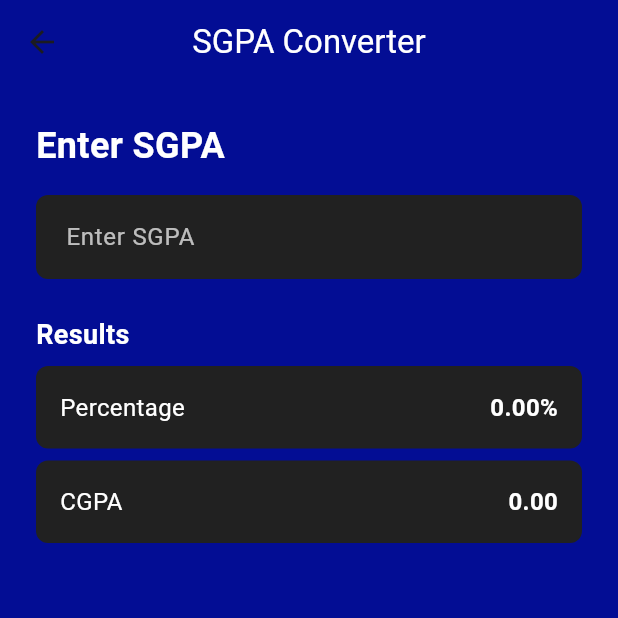
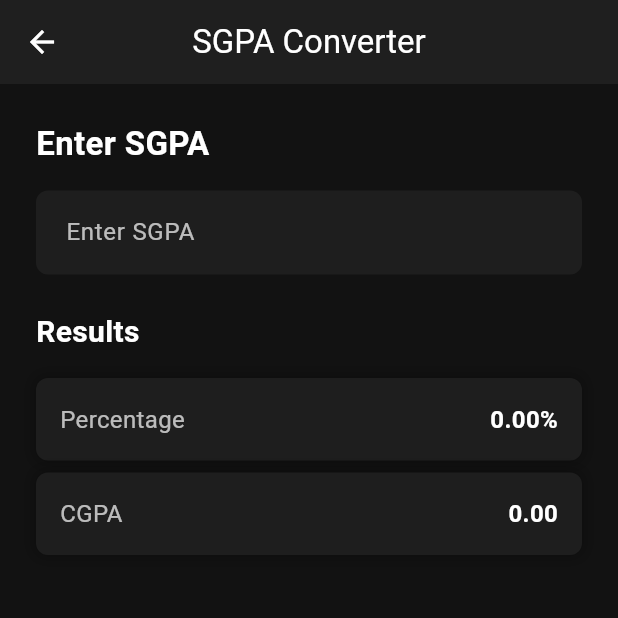
Before and after one commit to Vishnu252005/TKM-Notes, a Flutter app: the SGPAConverterPage screen opened directly, on a phone screen of 412 x 824 dp, the top half of it. Run offline on Flutter 3.47's test engine with Material 3 defaults, Android fonts, the phone set to English and light mode, and no system bars; our stand-ins replace shared_preferences; missing offline and left inert: flutter_pdfview; accounts and stored records are empty.

Commit message:
update dark mode

```diff
--- a/lib/widgets/sgpa.dart
+++ b/lib/widgets/sgpa.dart
@@ -1,4 +1,5 @@
 import 'package:flutter/material.dart';
+import 'package:shared_preferences/shared_preferences.dart';
 
 class SGPAConverterPage extends StatefulWidget {
   @override
@@ -9,6 +10,20 @@ class _SGPAConverterPageState extends State<SGPAConverterPage> {
   double sgpa = 0.0;
   double percentage = 0.0;
   double cgpa = 0.0;
+  bool _isDarkMode = true;
+
+  @override
+  void initState() {
+    super.initState();
+    _loadThemePreference();
+  }
+
+  Future<void> _loadThemePreference() async {
+    SharedPreferences prefs = await SharedPreferences.getInstance();
+    setState(() {
+      _isDarkMode = prefs.getBool('isDarkMode') ?? true;
+    });
+  }
 
   void calculateValues(double inputSGPA) {
     setState(() {
@@ -21,11 +36,15 @@ class _SGPAConverterPageState extends State<SGPAConverterPage> {
   @override
   Widget build(BuildContext context) {
     return Scaffold(
-      backgroundColor: Color.fromARGB(255, 3, 13, 148),
+      backgroundColor: _isDarkMode ? Color(0xFF121212) : Colors.white,
       appBar: AppBar(
-        backgroundColor: Color.fromARGB(255, 3, 13, 148),
+        backgroundColor: _isDarkMode ? Color(0xFF1F1F1F) : Color.fromARGB(255, 3, 13, 148),
         title: Text('SGPA Converter', style: TextStyle(color: Colors.white)),
         centerTitle: true,
+        leading: IconButton(
+          icon: Icon(Icons.arrow_back, color: Colors.white),
+          onPressed: () => Navigator.of(context).pop(),
+        ),
       ),
       body: Padding(
         padding: const EdgeInsets.all(24.0),
@@ -34,17 +53,17 @@ class _SGPAConverterPageState extends State<SGPAConverterPage> {
           children: [
             Text(
               'Enter SGPA',
-              style: TextStyle(fontSize: 24, fontWeight: FontWeight.bold, color: Colors.white),
+              style: TextStyle(fontSize: 22, fontWeight: FontWeight.w600, color: _isDarkMode ? Colors.white : Color(0xFF333333)),
             ),
             SizedBox(height: 16),
             TextField(
               keyboardType: TextInputType.numberWithOptions(decimal: true),
-              style: TextStyle(color: Colors.white),
-              cursorColor: Colors.white,
+              style: TextStyle(color: _isDarkMode ? Colors.white : Colors.black),
+              cursorColor: _isDarkMode ? Colors.white : Colors.black,
               decoration: InputDecoration(
                 hintText: 'Enter SGPA',
-                hintStyle: TextStyle(color: Colors.white70),
-                fillColor: Colors.grey[900],
+                hintStyle: TextStyle(color: _isDarkMode ? Colors.white70 : Colors.grey[600]),
+                fillColor: _isDarkMode ? Color(0xFF1E1E1E) : Colors.grey[200],
                 filled: true,
                 border: OutlineInputBorder(
                   borderRadius: BorderRadius.circular(8),
@@ -68,9 +87,9 @@ class _SGPAConverterPageState extends State<SGPAConverterPage> {
             SizedBox(height: 24),
             Text(
               'Results',
-              style: TextStyle(fontSize: 18, fontWeight: FontWeight.bold, color: Colors.white),
+              style: TextStyle(fontSize: 20, fontWeight: FontWeight.w600, color: _isDarkMode ? Colors.white : Color(0xFF333333)),
             ),
-            SizedBox(height: 8),
+            SizedBox(height: 16),
             _buildResultCard('Percentage', '${percentage.toStringAsFixed(2)}%'),
             SizedBox(height: 8),
             _buildResultCard('CGPA', cgpa.toStringAsFixed(2)),
@@ -84,19 +103,26 @@ class _SGPAConverterPageState extends State<SGPAConverterPage> {
     return Container(
       padding: EdgeInsets.all(16),
       decoration: BoxDecoration(
-        color: Colors.grey[900],
+        color: _isDarkMode ? Color(0xFF1E1E1E) : Colors.grey[100],
         borderRadius: BorderRadius.circular(8),
+        boxShadow: [
+          BoxShadow(
+            color: _isDarkMode ? Colors.black26 : Colors.grey.withOpacity(0.2),
+            blurRadius: 8,
+            spreadRadius: 2,
+          ),
+        ],
       ),
       child: Row(
         mainAxisAlignment: MainAxisAlignment.spaceBetween,
         children: [
           Text(
             title,
-            style: TextStyle(color: Colors.white, fontSize: 16),
+            style: TextStyle(color: _isDarkMode ? Colors.white70 : Color(0xFF333333), fontSize: 16),
           ),
           Text(
             value,
-            style: TextStyle(color: Colors.white, fontSize: 16, fontWeight: FontWeight.bold),
+            style: TextStyle(color: _isDarkMode ? Colors.white : Color(0xFF333333), fontSize: 16, fontWeight: FontWeight.bold),
           ),
         ],
       ),
--- a/lib/widgets/signup.dart
+++ b/lib/widgets/signup.dart
@@ -215,7 +215,7 @@ class _SignUpScreenState extends State<SignUpScreen> {
     double padding = screenWidth * 0.05;
 
     return Scaffold(
-      backgroundColor: Color.fromARGB(255, 3, 13, 148),
+      backgroundColor: Color(0xFF4C4DDC),
       body: SafeArea(
         child: Stack(
           children: [
@@ -237,7 +237,7 @@ class _SignUpScreenState extends State<SignUpScreen> {
                     width: double.infinity,
                     padding: EdgeInsets.all(padding),
                     decoration: BoxDecoration(
-                      color: Colors.black,
+                      color: Color( 0xFF101010),
                       borderRadius: BorderRadius.only(
                         topLeft: Radius.circular(16),
                         topRight: Radius.circular(16),
@@ -371,7 +371,7 @@ class _SignUpScreenState extends State<SignUpScreen> {
                   child: Text('Save Profile', style: TextStyle(fontSize: 20, color: Color.fromARGB(255, 249, 246, 246))),
                   onPressed: _saveProfile,
                   style: ElevatedButton.styleFrom(
-                    backgroundColor: const Color.fromARGB(255, 3, 13, 148),
+                    backgroundColor: Color(0xFF4C4DDC),
                     padding: EdgeInsets.symmetric(vertical: 16),
                     shape: RoundedRectangleBorder(
                       borderRadius: BorderRadius.circular(8),
```
Also changed, not shown: lib/widgets/pdfviewer.dart (+40 -7 lines), lib/widgets/profile.dart (+62 -35 lines), 5 other files.
